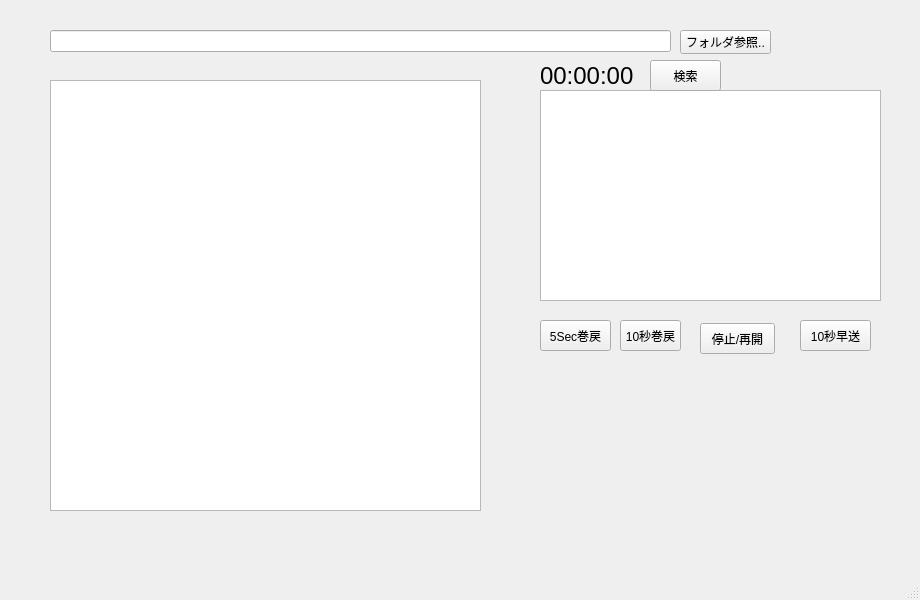
This is mainwindow.ui in gh6141/QtMp3Srt as Qt 5 draws it before an edit. The edited form follows.
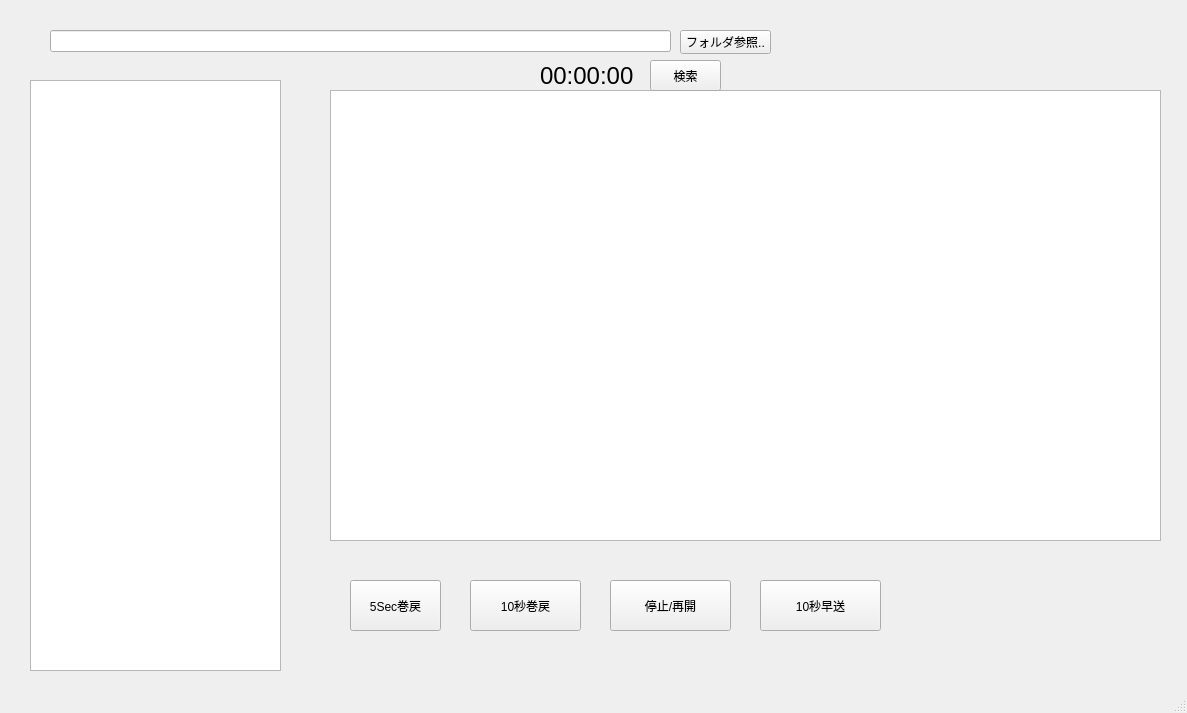
This is the edited form.

Patch:
```diff
--- a/mainwindow.ui
+++ b/mainwindow.ui
@@ -6,8 +6,8 @@
    <rect>
     <x>0</x>
     <y>0</y>
-    <width>920</width>
-    <height>600</height>
+    <width>1187</width>
+    <height>713</height>
    </rect>
   </property>
   <property name="windowTitle">
@@ -40,35 +40,35 @@
    <widget class="QListView" name="listView">
     <property name="geometry">
      <rect>
-      <x>50</x>
+      <x>30</x>
       <y>80</y>
-      <width>431</width>
-      <height>431</height>
+      <width>251</width>
+      <height>591</height>
      </rect>
     </property>
    </widget>
    <widget class="QTextEdit" name="textEdit">
     <property name="geometry">
      <rect>
-      <x>540</x>
+      <x>330</x>
       <y>90</y>
-      <width>341</width>
-      <height>211</height>
+      <width>831</width>
+      <height>451</height>
      </rect>
     </property>
     <property name="font">
      <font>
-      <pointsize>12</pointsize>
+      <pointsize>36</pointsize>
      </font>
     </property>
    </widget>
    <widget class="QPushButton" name="pushButton_2">
     <property name="geometry">
      <rect>
-      <x>540</x>
-      <y>320</y>
-      <width>71</width>
-      <height>31</height>
+      <x>350</x>
+      <y>580</y>
+      <width>91</width>
+      <height>51</height>
      </rect>
     </property>
     <property name="text">
@@ -78,10 +78,10 @@
    <widget class="QPushButton" name="pushButton_3">
     <property name="geometry">
      <rect>
-      <x>620</x>
-      <y>320</y>
-      <width>61</width>
-      <height>31</height>
+      <x>470</x>
+      <y>580</y>
+      <width>111</width>
+      <height>51</height>
      </rect>
     </property>
     <property name="text">
@@ -109,10 +109,10 @@
    <widget class="QPushButton" name="pushButton_4">
     <property name="geometry">
      <rect>
-      <x>800</x>
-      <y>320</y>
-      <width>71</width>
-      <height>31</height>
+      <x>760</x>
+      <y>580</y>
+      <width>121</width>
+      <height>51</height>
      </rect>
     </property>
     <property name="text">
@@ -122,10 +122,10 @@
    <widget class="QPushButton" name="pushButton_5">
     <property name="geometry">
      <rect>
-      <x>700</x>
-      <y>323</y>
-      <width>75</width>
-      <height>31</height>
+      <x>610</x>
+      <y>580</y>
+      <width>121</width>
+      <height>51</height>
      </rect>
     </property>
     <property name="text">
```
Left out of the diff: 2 changed lines with no effect on the pictures.
